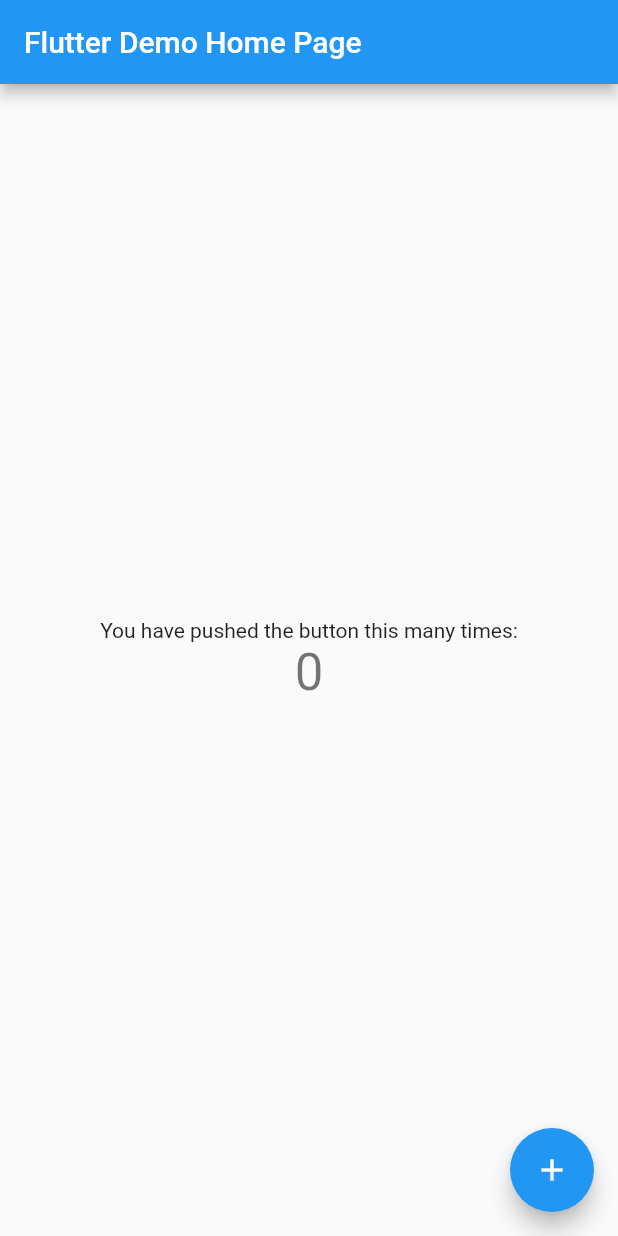
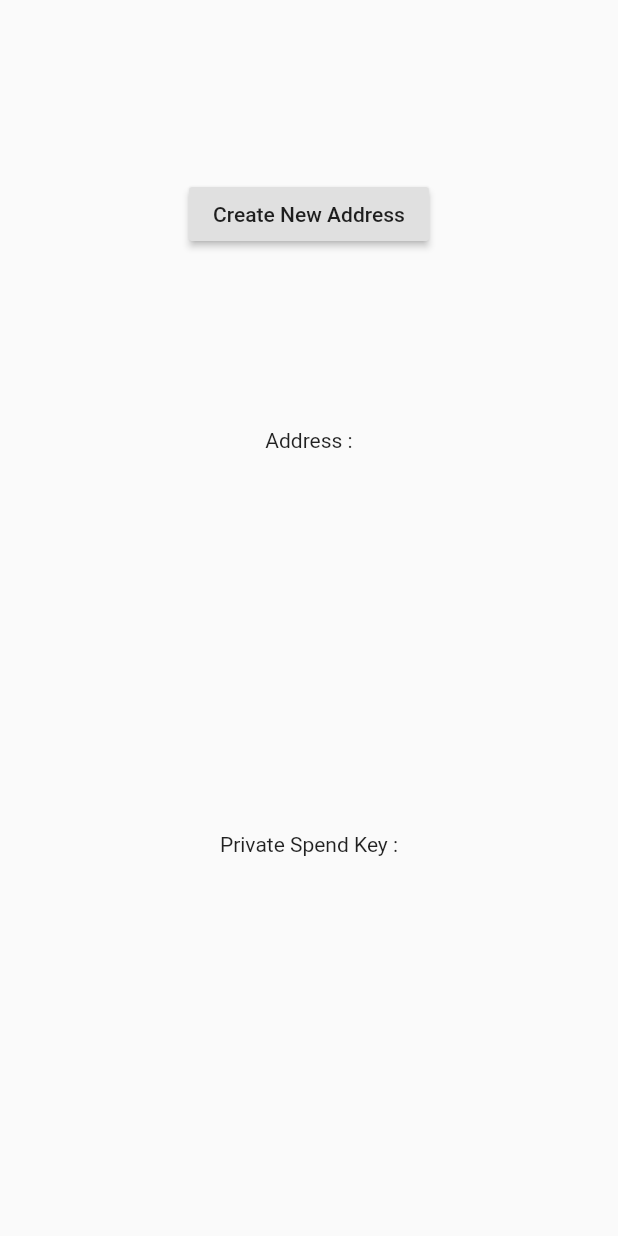
Before and after one commit to Aghamarsh/mobile-wallet, a Flutter app: the screen it shows after launch, on a phone screen of 412 x 824 dp. Run offline on Flutter 3.47's test engine with Material 2 defaults, Android fonts, the phone set to English and light mode, and no system bars.

Commit message:
untested flutter view for new address creation

```diff
--- a/lib/main.dart
+++ b/lib/main.dart
@@ -1,111 +1,65 @@
 import 'package:flutter/material.dart';
+import 'package:flutter/services.dart';
 
-void main() => runApp(MyApp());
+void main() => runApp(
+  MaterialApp(
+    debugShowCheckedModeBanner: false,
+    title: 'Turtle Wallet',
+    home: CreateNewAddressPage(),
+  )
+);
 
-class MyApp extends StatelessWidget {
-  // This widget is the root of your application.
+class CreateNewAddressPage extends StatefulWidget {
+
   @override
-  Widget build(BuildContext context) {
-    return MaterialApp(
-      title: 'Flutter Demo',
-      theme: ThemeData(
-        // This is the theme of your application.
-        //
-        // Try running your application with "flutter run". You'll see the
-        // application has a blue toolbar. Then, without quitting the app, try
-        // changing the primarySwatch below to Colors.green and then invoke
-        // "hot reload" (press "r" in the console where you ran "flutter run",
-        // or simply save your changes to "hot reload" in a Flutter IDE).
-        // Notice that the counter didn't reset back to zero; the application
-        // is not restarted.
-        primarySwatch: Colors.blue,
-      ),
-      home: MyHomePage(title: 'Flutter Demo Home Page'),
-    );
-  }
+  CreateNewAddressPageState createState() => CreateNewAddressPageState();
 }
 
-class MyHomePage extends StatefulWidget {
-  MyHomePage({Key key, this.title}) : super(key: key);
+class CreateNewAddressPageState extends State<CreateNewAddressPage> {
 
-  // This widget is the home page of your application. It is stateful, meaning
-  // that it has a State object (defined below) that contains fields that affect
-  // how it looks.
+  static const address_platform = const MethodChannel('lol.turtlecoin.mobilewallet/address');
 
-  // This class is the configuration for the state. It holds the values (in this
-  // case the title) provided by the parent (in this case the App widget) and
-  // used by the build method of the State. Fields in a Widget subclass are
-  // always marked "final".
+  String address = "";
+  String privateSpendKey = "";
+  String privateViewKey = "";
+  String publicViewKey = "";
+  String publicSpendKey = "";
 
-  final String title;
+  Future<void> _createNewAddress() async {
+    try {
+      Map<String, int> args = {
+        "prefix" : 0x3bbb1d
+      };
+      Map<String, String> res = await address_platform.invokeMethod('createNewAddress', args);
+      address = res["address"];
+      privateSpendKey = res["privateSpendKey"];
+      privateViewKey = res["privateViewKey"];
+      publicSpendKey = res["publicSpendKey"];
+      publicViewKey = res["publicViewKey"];
+    } on PlatformException catch (e) {
+      address = e.message;
+    }
 
-  @override
-  _MyHomePageState createState() => _MyHomePageState();
-}
-
-class _MyHomePageState extends State<MyHomePage> {
-  int _counter = 0;
-
-  void _incrementCounter() {
     setState(() {
-      // This call to setState tells the Flutter framework that something has
-      // changed in this State, which causes it to rerun the build method below
-      // so that the display can reflect the updated values. If we changed
-      // _counter without calling setState(), then the build method would not be
-      // called again, and so nothing would appear to happen.
-      _counter++;
     });
   }
 
   @override
   Widget build(BuildContext context) {
-    // This method is rerun every time setState is called, for instance as done
-    // by the _incrementCounter method above.
-    //
-    // The Flutter framework has been optimized to make rerunning build methods
-    // fast, so that you can just rebuild anything that needs updating rather
-    // than having to individually change instances of widgets.
-    return Scaffold(
-      appBar: AppBar(
-        // Here we take the value from the MyHomePage object that was created by
-        // the App.build method, and use it to set our appbar title.
-        title: Text(widget.title),
+    return Material(
+      child: Column(
+        mainAxisAlignment: MainAxisAlignment.spaceEvenly,
+        children: <Widget>[
+          RaisedButton(
+            child: Text('Create New Address'),
+            onPressed: _createNewAddress,
+          ),
+          Text('Address :'),
+          Text(address),
+          Text('Private Spend Key :'),
+          Text(privateSpendKey)
+        ],
       ),
-      body: Center(
-        // Center is a layout widget. It takes a single child and positions it
-        // in the middle of the parent.
-        child: Column(
-          // Column is also layout widget. It takes a list of children and
-          // arranges them vertically. By default, it sizes itself to fit its
-          // children horizontally, and tries to be as tall as its parent.
-          //
-          // Invoke "debug painting" (press "p" in the console, choose the
-          // "Toggle Debug Paint" action from the Flutter Inspector in Android
-          // Studio, or the "Toggle Debug Paint" command in Visual Studio Code)
-          // to see the wireframe for each widget.
-          //
-          // Column has various properties to control how it sizes itself and
-          // how it positions its children. Here we use mainAxisAlignment to
-          // center the children vertically; the main axis here is the vertical
-          // axis because Columns are vertical (the cross axis would be
-          // horizontal).
-          mainAxisAlignment: MainAxisAlignment.center,
-          children: <Widget>[
-            Text(
-              'You have pushed the button this many times:',
-            ),
-            Text(
-              '$_counter',
-              style: Theme.of(context).textTheme.display1,
-            ),
-          ],
-        ),
-      ),
-      floatingActionButton: FloatingActionButton(
-        onPressed: _incrementCounter,
-        tooltip: 'Increment',
-        child: Icon(Icons.add),
-      ), // This trailing comma makes auto-formatting nicer for build methods.
     );
   }
 }
```
Also changed, not shown: 2 other files.
